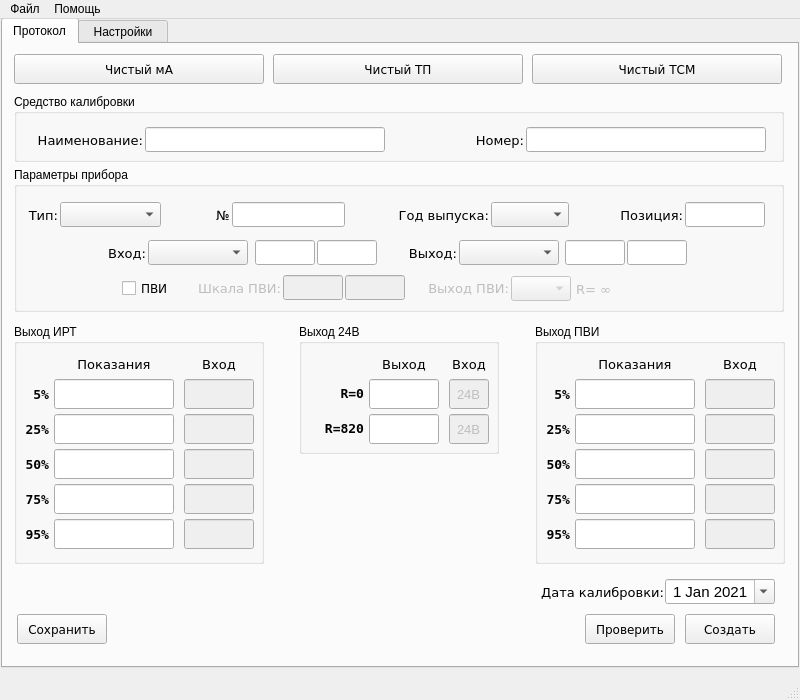
Above: main.ui from asd192/CalibrationIRT59 before the change. Below: the same form after it.
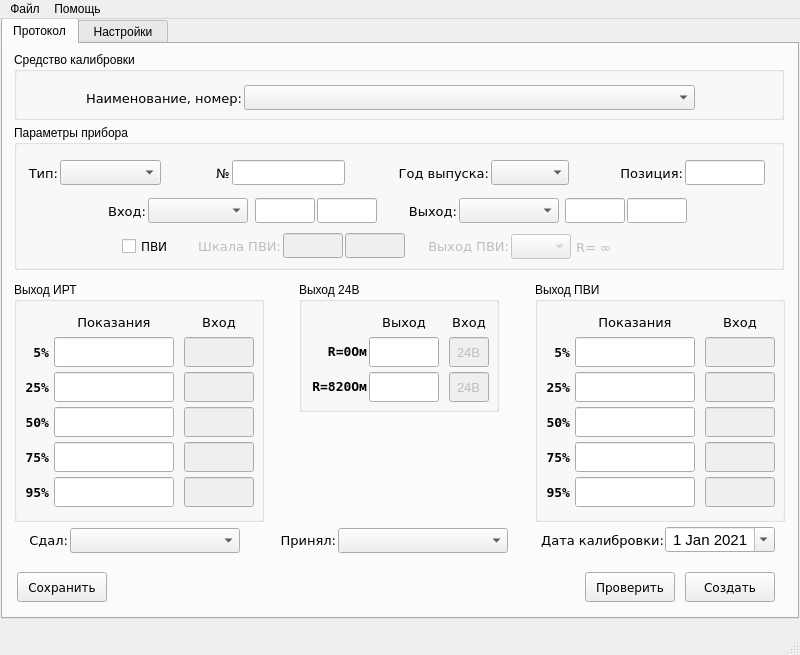
That is the form after the change.

The edit to the form file:
```diff
--- a/main.ui
+++ b/main.ui
@@ -10,7 +10,7 @@
     <x>0</x>
     <y>0</y>
     <width>800</width>
-    <height>700</height>
+    <height>655</height>
    </rect>
   </property>
   <property name="font">
@@ -28,7 +28,7 @@
       <x>1</x>
       <y>-1</y>
       <width>798</width>
-      <height>650</height>
+      <height>601</height>
      </rect>
     </property>
     <property name="tabPosition">
@@ -44,32 +44,11 @@
      <attribute name="title">
       <string>Протокол</string>
      </attribute>
-     <widget class="QPushButton" name="pushButton_empty_ma">
-      <property name="geometry">
-       <rect>
-        <x>11</x>
-        <y>10</y>
-        <width>250</width>
-        <height>30</height>
-       </rect>
-      </property>
-      <property name="font">
-       <font>
-        <family>DejaVu Sans</family>
-       </font>
-      </property>
-      <property name="toolTip">
-       <string>Сохранить данные в эту позицию</string>
-      </property>
-      <property name="text">
-       <string>Чистый мА</string>
-      </property>
-     </widget>
      <widget class="QPushButton" name="pushButton_create">
       <property name="geometry">
        <rect>
         <x>682</x>
-        <y>570</y>
+        <y>528</y>
         <width>90</width>
         <height>30</height>
        </rect>
@@ -90,7 +69,7 @@
       <property name="geometry">
        <rect>
         <x>11</x>
-        <y>123</y>
+        <y>81</y>
         <width>770</width>
         <height>145</height>
        </rect>
@@ -453,41 +432,6 @@
        <property name="sizeAdjustPolicy">
         <enum>QComboBox::AdjustToContentsOnFirstShow</enum>
        </property>
-       <item>
-        <property name="text">
-         <string/>
-        </property>
-       </item>
-       <item>
-        <property name="text">
-         <string>°С</string>
-        </property>
-       </item>
-       <item>
-        <property name="text">
-         <string>мА</string>
-        </property>
-       </item>
-       <item>
-        <property name="text">
-         <string>кгс/см²</string>
-        </property>
-       </item>
-       <item>
-        <property name="text">
-         <string>см</string>
-        </property>
-       </item>
-       <item>
-        <property name="text">
-         <string>мм</string>
-        </property>
-       </item>
-       <item>
-        <property name="text">
-         <string>т/ч</string>
-        </property>
-       </item>
       </widget>
       <widget class="QLabel" name="label_parametr_type">
        <property name="geometry">
@@ -925,7 +869,7 @@
       <property name="geometry">
        <rect>
         <x>530</x>
-        <y>540</y>
+        <y>488</y>
         <width>131</width>
         <height>16</height>
        </rect>
@@ -952,7 +896,7 @@
       <property name="geometry">
        <rect>
         <x>582</x>
-        <y>570</y>
+        <y>528</y>
         <width>90</width>
         <height>30</height>
        </rect>
@@ -973,7 +917,7 @@
       <property name="geometry">
        <rect>
         <x>14</x>
-        <y>570</y>
+        <y>528</y>
         <width>90</width>
         <height>30</height>
        </rect>
@@ -994,7 +938,7 @@
       <property name="geometry">
        <rect>
         <x>296</x>
-        <y>280</y>
+        <y>238</y>
         <width>200</width>
         <height>130</height>
        </rect>
@@ -1005,9 +949,9 @@
       <widget class="QLabel" name="label_24_820">
        <property name="geometry">
         <rect>
-         <x>10</x>
+         <x>3</x>
          <y>90</y>
-         <width>55</width>
+         <width>65</width>
          <height>29</height>
         </rect>
        </property>
@@ -1020,7 +964,7 @@
         </font>
        </property>
        <property name="text">
-        <string>R=820</string>
+        <string>R=820Ом</string>
        </property>
        <property name="alignment">
         <set>Qt::AlignRight|Qt::AlignTrailing|Qt::AlignVCenter</set>
@@ -1118,9 +1062,9 @@
       <widget class="QLabel" name="label_24_0">
        <property name="geometry">
         <rect>
-         <x>10</x>
+         <x>3</x>
          <y>55</y>
-         <width>55</width>
+         <width>65</width>
          <height>29</height>
         </rect>
        </property>
@@ -1133,7 +1077,7 @@
         </font>
        </property>
        <property name="text">
-        <string>R=0</string>
+        <string>R=0Ом</string>
        </property>
        <property name="alignment">
         <set>Qt::AlignRight|Qt::AlignTrailing|Qt::AlignVCenter</set>
@@ -1185,7 +1129,7 @@
       <property name="geometry">
        <rect>
         <x>11</x>
-        <y>280</y>
+        <y>238</y>
         <width>250</width>
         <height>240</height>
        </rect>
@@ -1586,7 +1530,7 @@
       <property name="geometry">
        <rect>
         <x>662</x>
-        <y>535</y>
+        <y>483</y>
         <width>110</width>
         <height>25</height>
        </rect>
@@ -1629,7 +1573,7 @@
       <property name="geometry">
        <rect>
         <x>11</x>
-        <y>50</y>
+        <y>8</y>
         <width>770</width>
         <height>68</height>
        </rect>
@@ -1646,40 +1590,12 @@
       <property name="title">
        <string>Средство калибровки</string>
       </property>
-      <widget class="QLineEdit" name="lineEdit_calibr_name">
-       <property name="geometry">
-        <rect>
-         <x>131</x>
-         <y>33</y>
-         <width>240</width>
-         <height>25</height>
-        </rect>
-       </property>
-       <property name="font">
-        <font>
-         <family>Segoe UI</family>
-         <pointsize>11</pointsize>
-        </font>
-       </property>
-       <property name="focusPolicy">
-        <enum>Qt::ClickFocus</enum>
-       </property>
-       <property name="toolTip">
-        <string>Например, ИКСУ-2000</string>
-       </property>
-       <property name="inputMethodHints">
-        <set>Qt::ImhNone</set>
-       </property>
-       <property name="text">
-        <string/>
-       </property>
-      </widget>
       <widget class="QLabel" name="label_calibr_name">
        <property name="geometry">
         <rect>
-         <x>19</x>
+         <x>68</x>
          <y>38</y>
-         <width>110</width>
+         <width>160</width>
          <height>16</height>
         </rect>
        </property>
@@ -1694,87 +1610,28 @@
         </font>
        </property>
        <property name="text">
-        <string>Наименование:</string>
+        <string>Наименование, номер:</string>
        </property>
        <property name="alignment">
         <set>Qt::AlignRight|Qt::AlignTrailing|Qt::AlignVCenter</set>
        </property>
       </widget>
-      <widget class="QLabel" name="label_calibr_number">
+      <widget class="QComboBox" name="comboBox_calibr_name">
        <property name="geometry">
         <rect>
-         <x>460</x>
-         <y>38</y>
-         <width>50</width>
-         <height>16</height>
-        </rect>
-       </property>
-       <property name="font">
-        <font>
-         <family>DejaVu Sans</family>
-         <pointsize>10</pointsize>
-         <weight>50</weight>
-         <italic>false</italic>
-         <bold>false</bold>
-         <kerning>true</kerning>
-        </font>
-       </property>
-       <property name="text">
-        <string>Номер:</string>
-       </property>
-       <property name="alignment">
-        <set>Qt::AlignRight|Qt::AlignTrailing|Qt::AlignVCenter</set>
-       </property>
-      </widget>
-      <widget class="QLineEdit" name="lineEdit_calibr_number">
-       <property name="geometry">
-        <rect>
-         <x>512</x>
+         <x>230</x>
          <y>33</y>
-         <width>240</width>
+         <width>451</width>
          <height>25</height>
         </rect>
        </property>
-       <property name="font">
-        <font>
-         <family>Segoe UI</family>
-         <pointsize>11</pointsize>
-        </font>
-       </property>
-       <property name="focusPolicy">
-        <enum>Qt::ClickFocus</enum>
-       </property>
-       <property name="text">
-        <string/>
-       </property>
       </widget>
      </widget>
-     <widget class="QPushButton" name="pushButton_empty_tsm">
-      <property name="geometry">
-       <rect>
-        <x>529</x>
-        <y>10</y>
-        <width>250</width>
-        <height>30</height>
-       </rect>
-      </property>
-      <property name="font">
-       <font>
-        <family>DejaVu Sans</family>
-       </font>
-      </property>
-      <property name="toolTip">
-       <string>Сохранить данные в эту позицию</string>
-      </property>
-      <property name="text">
-       <string>Чистый ТСМ</string>
-      </property>
-     </widget>
      <widget class="QGroupBox" name="groupBox_out_pvi">
       <property name="geometry">
        <rect>
         <x>532</x>
-        <y>280</y>
+        <y>238</y>
         <width>250</width>
         <height>240</height>
        </rect>
@@ -2165,25 +2022,78 @@
        </property>
       </widget>
      </widget>
-     <widget class="QPushButton" name="pushButton_empty_tp">
+     <widget class="QComboBox" name="comboBox_adopted">
       <property name="geometry">
        <rect>
-        <x>270</x>
-        <y>10</y>
-        <width>250</width>
-        <height>30</height>
+        <x>335</x>
+        <y>484</y>
+        <width>170</width>
+        <height>25</height>
        </rect>
       </property>
+     </widget>
+     <widget class="QLabel" name="label_adopted">
+      <property name="geometry">
+       <rect>
+        <x>273</x>
+        <y>488</y>
+        <width>60</width>
+        <height>16</height>
+       </rect>
+      </property>
       <property name="font">
        <font>
         <family>DejaVu Sans</family>
+        <pointsize>10</pointsize>
+        <weight>50</weight>
+        <bold>false</bold>
        </font>
       </property>
-      <property name="toolTip">
-       <string>Сохранить данные в эту позицию</string>
+      <property name="text">
+       <string>Принял:</string>
       </property>
+      <property name="alignment">
+       <set>Qt::AlignRight|Qt::AlignTrailing|Qt::AlignVCenter</set>
+      </property>
+      <property name="buddy">
+       <cstring>dateEdit_date_calibration</cstring>
+      </property>
+     </widget>
+     <widget class="QLabel" name="label_passed">
+      <property name="geometry">
+       <rect>
+        <x>5</x>
+        <y>488</y>
+        <width>60</width>
+        <height>16</height>
+       </rect>
+      </property>
+      <property name="font">
+       <font>
+        <family>DejaVu Sans</family>
+        <pointsize>10</pointsize>
+        <weight>50</weight>
+        <bold>false</bold>
+       </font>
+      </property>
       <property name="text">
-       <string>Чистый ТП</string>
+       <string>Сдал:</string>
+      </property>
+      <property name="alignment">
+       <set>Qt::AlignRight|Qt::AlignTrailing|Qt::AlignVCenter</set>
+      </property>
+      <property name="buddy">
+       <cstring>dateEdit_date_calibration</cstring>
+      </property>
+     </widget>
+     <widget class="QComboBox" name="comboBox_passed">
+      <property name="geometry">
+       <rect>
+        <x>67</x>
+        <y>484</y>
+        <width>170</width>
+        <height>25</height>
+       </rect>
       </property>
      </widget>
     </widget>
```
Left out of the diff: 52 changed lines with no effect on the pictures.
